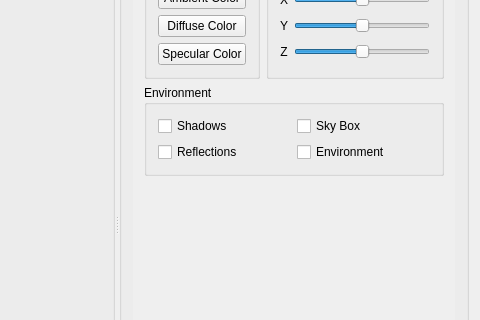
Before: the Qt Designer form ModelViewer.ui in sharjith/ModelViewer-Qt, drawn with Qt 5; both pictures show x 842 to 1322 and y 209 to 529 of the 1322 by 866 pixel window.
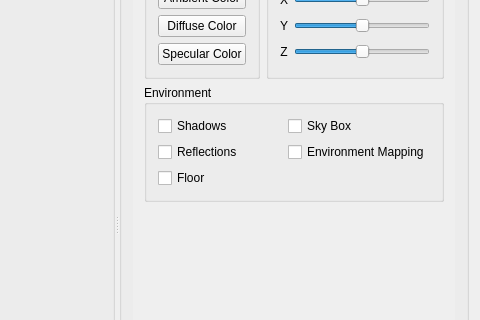
After: the same form once the commit is applied. The open tabs and pages were chosen to show the change. Icons and pictures are not drawn. Custom widgets are drawn as their Qt base class.

Commit message: Added checkbox for toggling floor display

```diff
--- a/ModelViewer.ui
+++ b/ModelViewer.ui
@@ -2108,7 +2108,14 @@
                    <item row="1" column="1">
                     <widget class="QCheckBox" name="checkBoxEnvMapping">
                      <property name="text">
-                      <string>Environment</string>
+                      <string>Environment Mapping</string>
+                     </property>
+                    </widget>
+                   </item>
+                   <item row="2" column="0">
+                    <widget class="QCheckBox" name="checkBoxFloor">
+                     <property name="text">
+                      <string>Floor</string>
                      </property>
                     </widget>
                    </item>
```
Left out of the diff: 18 changed lines with no effect on the pictures. The commit also changes 4 other files.
